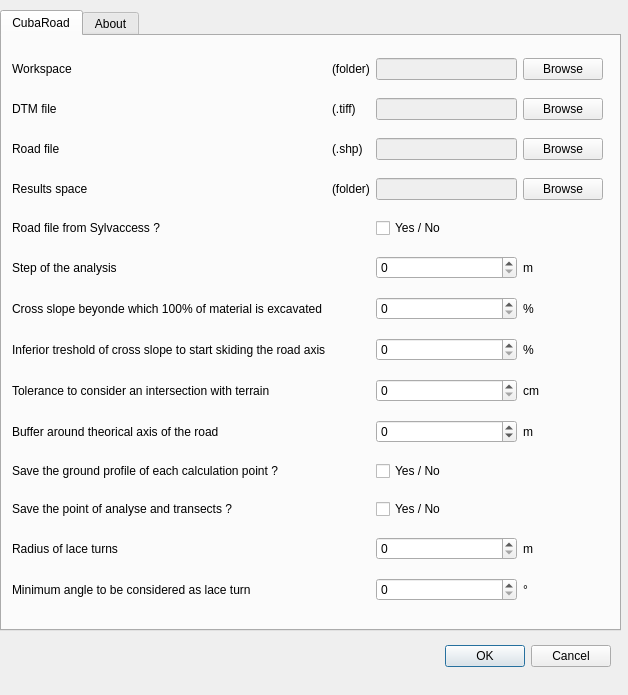
First picture: the form in cubaroad_dialog_base.ui, repository spono/CubaRoad_qgis_plugin, before the edit.
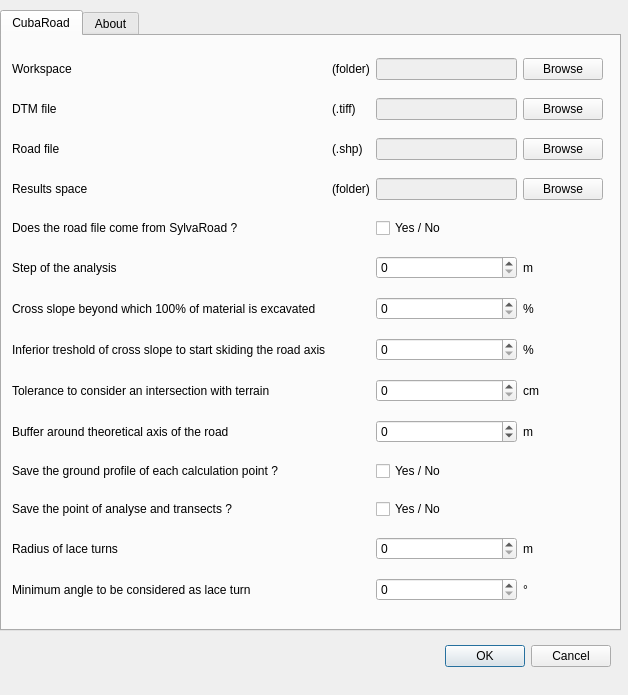
Second picture: the form after the edit. Icons and pictures are not drawn.

Diff of the .ui file:
```diff
--- a/cubaroad_dialog_base.ui
+++ b/cubaroad_dialog_base.ui
@@ -122,7 +122,7 @@
          </font>
         </property>
         <property name="text">
-         <string>Buffer around theorical axis of the road</string>
+         <string>Buffer around theoretical axis of the road</string>
         </property>
        </widget>
       </item>
@@ -333,7 +333,7 @@
          </font>
         </property>
         <property name="text">
-         <string>Road file from Sylvaccess ?</string>
+         <string>Does the road file come from SylvaRoad ?</string>
         </property>
        </widget>
       </item>
@@ -398,7 +398,7 @@
          </font>
         </property>
         <property name="text">
-         <string>Cross slope beyonde which 100% of material is excavated</string>
+         <string>Cross slope beyond which 100% of material is excavated</string>
         </property>
        </widget>
       </item>
```
